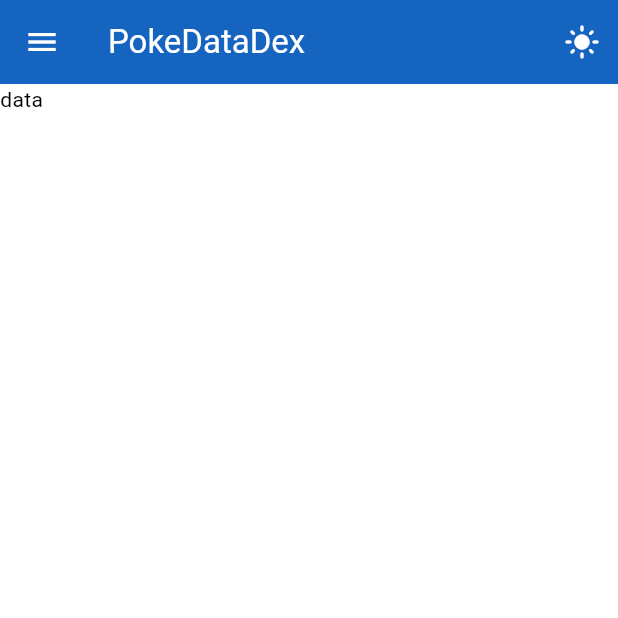
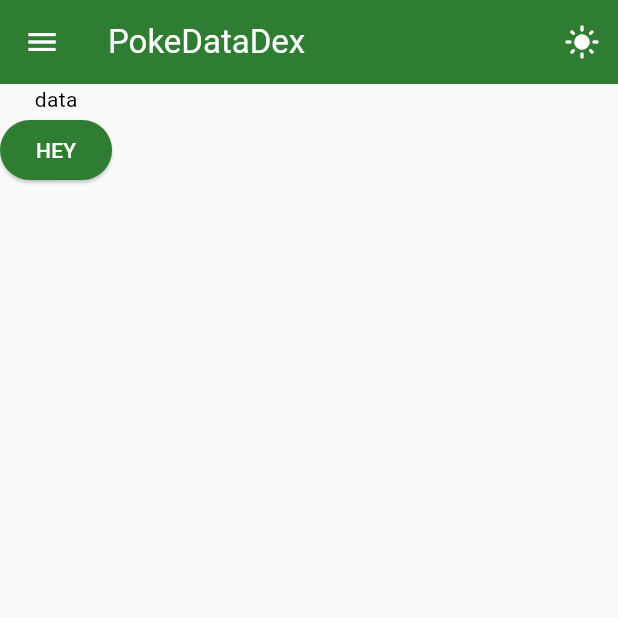
Before and after one commit to Santiago-DA/poke_datadex, a Flutter app: the screen it shows after launch, on a phone screen of 412 x 824 dp, the top half of it. Run offline on Flutter 3.47's test engine with Material 3 defaults, Android fonts, the phone set to English and light mode, and no system bars; our stand-ins replace shared_preferences.

Commit message:
color changes

```diff
--- /dev/null
+++ b/lib/Themes/darkColors.dart
@@ -0,0 +1,69 @@
+import 'package:flutter/material.dart';
+
+// Dark Green Color Palette
+const Color darkPrimary = Color(0xFF81C784); // Soft green (Primary)
+const Color darkPrimaryVariant = Color(0xFF4CAF50); // Medium green
+const Color darkSecondary = Color(0xFFA5D6A7); // Light green (Accent)
+const Color darkSecondaryVariant = Color(0xFF66BB6A);
+const Color darkBackground = Color(0xFF121212); // Dark background
+const Color darkSurface = Color(0xFF1E1E1E); // Elevated surfaces
+const Color darkError = Color(0xFFCF6679); // Soft red/pink
+const Color darkOnPrimary = Color(0xFF000000); // Black text/icons
+const Color darkOnSecondary = Color(0xFF000000); // Black text/icons
+const Color darkOnBackground = Color(0xFFFFFFFF); // White text
+const Color darkOnSurface = Color(0xFFFFFFFF); // White text
+const Color darkOnError = Color(0xFF000000); // Black text
+ThemeData darkMode = ThemeData(
+  brightness: Brightness.dark,
+  colorScheme: const ColorScheme.dark(
+    primary: darkPrimary,
+    primaryContainer: darkPrimaryVariant,
+    secondary: darkSecondary,
+    secondaryContainer: darkSecondaryVariant,
+    background: darkBackground,
+    surface: darkSurface,
+    error: darkError,
+    onPrimary: darkOnPrimary,
+    onSecondary: darkOnSecondary,
+    onBackground: darkOnBackground,
+    onSurface: darkOnSurface,
+    onError: darkOnError,
+  ),
+  floatingActionButtonTheme: const FloatingActionButtonThemeData(
+    backgroundColor: darkSecondary,
+    foregroundColor: darkOnSecondary,
+  ),
+  // Text Styles
+  textTheme: const TextTheme(
+    displayLarge: TextStyle(
+      fontSize: 24,
+      fontWeight: FontWeight.bold,
+      color: Colors.white, // High contrast
+    ),
+    bodyLarge: TextStyle(
+      fontSize: 16,
+      color: Colors.white70, // Slightly muted
+    ),
+    labelLarge: TextStyle(
+      fontSize: 14,
+      color: Colors.white60, // Button text
+    ),
+  ),
+  elevatedButtonTheme: ElevatedButtonThemeData(
+    style: ElevatedButton.styleFrom(
+      backgroundColor: darkPrimary, // Soft green
+      foregroundColor: darkOnPrimary,
+    ),
+  ),
+  drawerTheme: const DrawerThemeData(
+    backgroundColor: darkSurface, // Matches surface
+    elevation: 0,
+    shape: RoundedRectangleBorder(
+      borderRadius: BorderRadius.horizontal(right: Radius.circular(12)),
+    ),
+  ),
+  // Icons
+  iconTheme: const IconThemeData(
+    color: darkPrimary, // Soft green icons
+  ),
+);
--- /dev/null
+++ b/lib/Themes/lightColors.dart
@@ -0,0 +1,74 @@
+import 'package:flutter/material.dart';
+
+// Light Green Color Palette
+const Color lightPrimary = Color(0xFF2E7D32); // Deep Green (Primary)
+const Color lightPrimaryVariant = Color(0xFF1B5E20); // Darker Green
+const Color lightSecondary = Color(0xFF4CAF50); // Vibrant Green (Accent)
+const Color lightSecondaryVariant = Color(0xFF388E3C);
+const Color lightBackground = Color(0xFFFFFFFF); // White
+const Color lightSurface = Color(0xFFFAFAFA); // Off-white
+const Color lightError = Color(0xFFD32F2F); // Red
+const Color lightOnPrimary = Color(0xFFFFFFFF); // White text/icons
+const Color lightOnSecondary = Color(0xFFFFFFFF); // White text/icons
+const Color lightOnBackground = Color(0xFF000000); // Black text
+const Color lightOnSurface = Color(0xFF000000); // Black text
+const Color lightOnError = Color(0xFFFFFFFF);
+
+ThemeData lightMode = ThemeData(
+  brightness: Brightness.light,
+  colorScheme: const ColorScheme.light(
+    primary: lightPrimary,
+    primaryContainer: lightPrimaryVariant,
+    secondary: lightSecondary,
+    secondaryContainer: lightSecondaryVariant,
+    background: lightBackground,
+    surface: lightSurface,
+    error: lightError,
+    onPrimary: lightOnPrimary,
+    onSecondary: lightOnSecondary,
+    onBackground: lightOnBackground,
+    onSurface: lightOnSurface,
+    onError: lightOnError,
+  ),
+  appBarTheme: const AppBarTheme(
+    backgroundColor: lightPrimary,
+    foregroundColor: lightOnPrimary,
+    elevation: 0,
+  ),
+  floatingActionButtonTheme: const FloatingActionButtonThemeData(
+    backgroundColor: lightSecondary,
+    foregroundColor: lightOnSecondary,
+  ),
+  // Text Styles
+  textTheme: const TextTheme(
+    displayLarge: TextStyle(
+      fontSize: 24,
+      fontWeight: FontWeight.bold,
+      color: Colors.black, // Maintains contrast
+    ),
+    bodyLarge: TextStyle(
+      fontSize: 16,
+      color: Colors.black87,
+    ),
+    labelLarge: TextStyle(
+      fontSize: 14,
+      color: Colors.black54, // Button text
+    ),
+  ),
+  elevatedButtonTheme: ElevatedButtonThemeData(
+    style: ElevatedButton.styleFrom(
+      backgroundColor: lightPrimary, // Deep green
+      foregroundColor: lightOnPrimary,
+    ),
+  ),
+  drawerTheme: const DrawerThemeData(
+    backgroundColor: lightSurface, // Matches surface color
+    elevation: 0,
+    shape: RoundedRectangleBorder(
+      borderRadius: BorderRadius.horizontal(right: Radius.circular(12)),
+    ),
+  ),
+  iconTheme: const IconThemeData(
+    color: lightPrimary, // Green icons by default
+  ),
+);
--- a/lib/Themes/themes.dart
+++ b/lib/Themes/themes.dart
@@ -1,28 +1,9 @@
 import 'package:flutter/material.dart';
+import 'lightColors.dart';
+import 'darkColors.dart';
 
 class Themes {
-  static final ThemeData lightTheme = ThemeData(
-    brightness: Brightness.light,
-    primaryColor: Colors.blue.shade800,
-    colorScheme: ColorScheme.light(
-      primary: Colors.blue.shade800,
-      secondary: Colors.orange.shade600,
-    ),
-    appBarTheme: AppBarTheme(
-      backgroundColor: Colors.blue.shade800,
-      foregroundColor: Colors.white,
-    ),
-  );
+  static final ThemeData lightTheme = lightMode;
 
-  static final ThemeData darkTheme = ThemeData(
-    brightness: Brightness.dark,
-    primaryColor: Colors.blue.shade300,
-    colorScheme: ColorScheme.dark(
-      primary: Colors.blue.shade300,
-      secondary: Colors.orange.shade300,
-    ),
-    appBarTheme: AppBarTheme(
-      backgroundColor: Colors.grey.shade900,
-    ),
-  );
+  static final ThemeData darkTheme = darkMode;
 }
--- a/lib/pages/homePage.dart
+++ b/lib/pages/homePage.dart
@@ -28,7 +28,15 @@ class HomePage extends StatelessWidget {
           ),
         ],
       ),
-      body: Text("data"),
+      body: Column(
+        children: [
+          Text("data"),
+          ElevatedButton(
+            onPressed: () {},
+            child: Text("HEY"),
+          ),
+        ],
+      ),
     );
   }
 }
```
